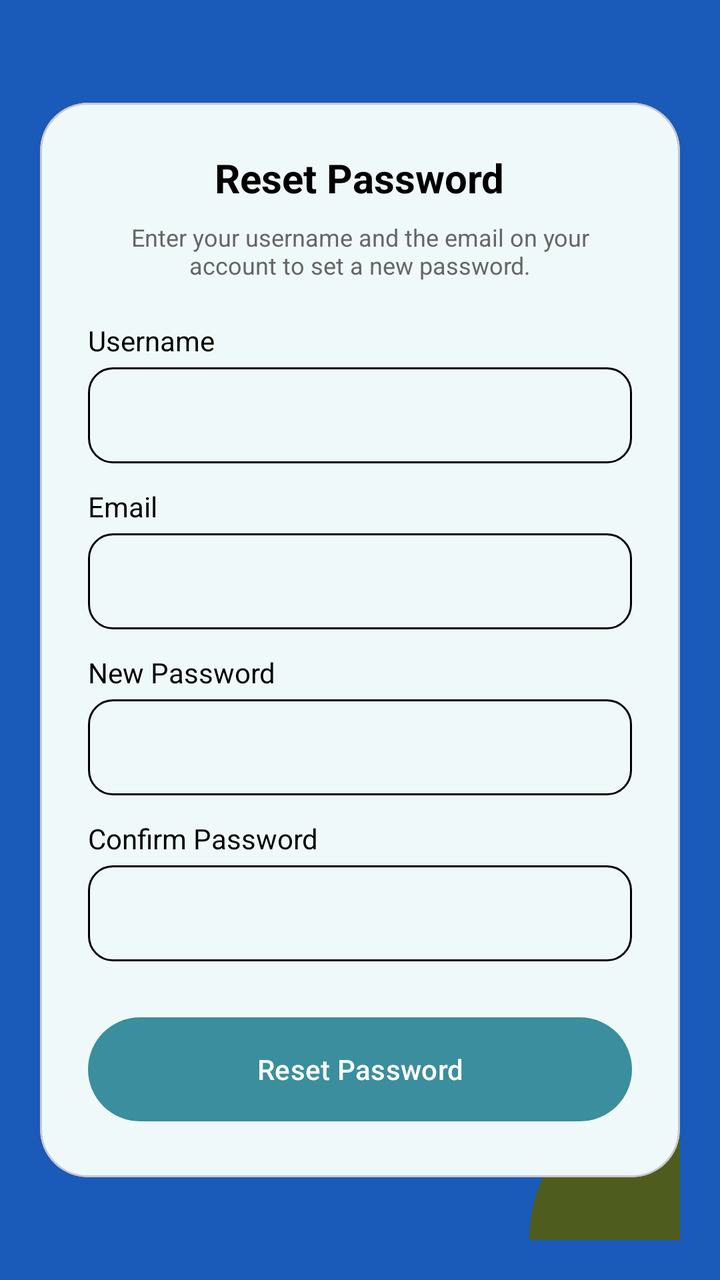
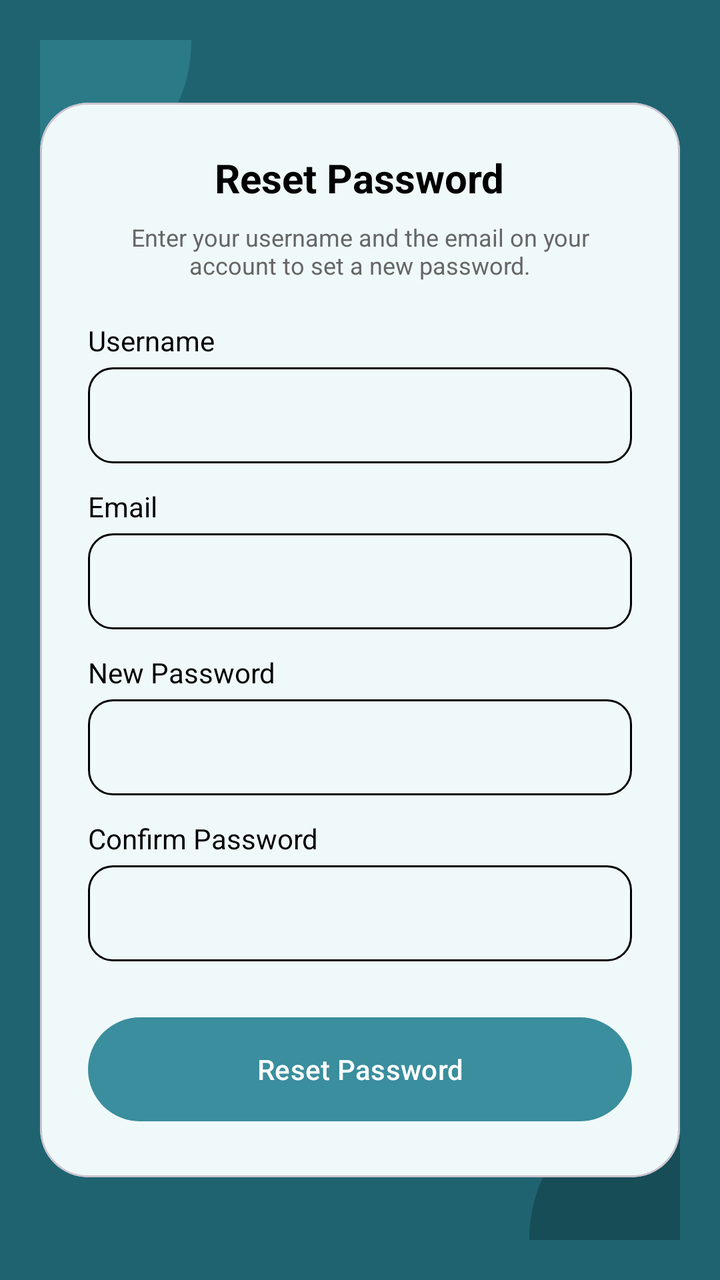

The first picture is an Android layout as it rendered before a commit; the second is the same layout after the commit. The layout source and the unified diff follow.
<!-- AndroidManifest.xml: application theme Theme.PharmaFind -->
<!-- res/layout/dialog_reset_password.xml -->
<?xml version="1.0" encoding="utf-8"?>
<androidx.constraintlayout.widget.ConstraintLayout xmlns:android="http://schemas.android.com/apk/res/android"
    xmlns:app="http://schemas.android.com/apk/res-auto"
    android:layout_width="match_parent"
    android:layout_height="wrap_content"
    android:background="@color/primary_dark"
    android:padding="20dp">

    
    <View
        android:layout_width="150dp"
        android:layout_height="150dp"
        android:background="@drawable/circle_background"
        android:backgroundTint="#1A5AB8"
        android:layout_marginTop="-75dp"
        android:layout_marginStart="-75dp"
        app:layout_constraintTop_toTopOf="parent"
        app:layout_constraintStart_toStartOf="parent" />

    <View
        android:layout_width="150dp"
        android:layout_height="150dp"
        android:background="@drawable/circle_background"
        android:backgroundTint="#4E5D1E"
        android:layout_marginBottom="-75dp"
        android:layout_marginEnd="-75dp"
        app:layout_constraintBottom_toBottomOf="parent"
        app:layout_constraintEnd_toEndOf="parent" />

    <com.google.android.material.card.MaterialCardView
        android:layout_width="match_parent"
        android:layout_height="wrap_content"
        app:cardCornerRadius="24dp"
        app:cardElevation="0dp"
        app:cardBackgroundColor="#F0F9F9"
        app:layout_constraintTop_toTopOf="parent"
        app:layout_constraintBottom_toBottomOf="parent"
        app:layout_constrainedHeight="true">

        <ScrollView
            android:layout_width="match_parent"
            android:layout_height="wrap_content">

            <LinearLayout
                android:layout_width="match_parent"
                android:layout_height="wrap_content"
                android:orientation="vertical"
                android:padding="24dp">

                <TextView
                    android:id="@+id/tvResetTitle"
                    android:layout_width="wrap_content"
                    android:layout_height="wrap_content"
                    android:layout_gravity="center"
                    android:text="Reset Password"
                    android:textColor="@color/black"
                    android:textSize="20sp"
                    android:textStyle="bold"
                    android:layout_marginBottom="8dp" />

                <TextView
                    android:layout_width="match_parent"
                    android:layout_height="wrap_content"
                    android:gravity="center"
                    android:text="Enter your username and the email on your account to set a new password."
                    android:textColor="@color/text_gray"
                    android:textSize="12sp"
                    android:layout_marginBottom="20dp" />

                <TextView
                    android:layout_width="wrap_content"
                    android:layout_height="wrap_content"
                    android:text="@string/username"
                    android:textColor="@color/black"
                    android:textSize="14sp" />

                <EditText
                    android:id="@+id/etResetUsername"
                    android:layout_width="match_parent"
                    android:layout_height="48dp"
                    android:layout_marginTop="4dp"
                    android:layout_marginBottom="12dp"
                    android:background="@drawable/edittext_background"
                    android:paddingHorizontal="12dp"
                    android:textColor="@color/black"
                    android:inputType="text" />

                <TextView
                    android:layout_width="wrap_content"
                    android:layout_height="wrap_content"
                    android:text="@string/email"
                    android:textColor="@color/black"
                    android:textSize="14sp" />

                <EditText
                    android:id="@+id/etResetEmail"
                    android:layout_width="match_parent"
                    android:layout_height="48dp"
                    android:layout_marginTop="4dp"
                    android:layout_marginBottom="12dp"
                    android:background="@drawable/edittext_background"
                    android:paddingHorizontal="12dp"
                    android:textColor="@color/black"
                    android:inputType="textEmailAddress" />

                <TextView
                    android:layout_width="wrap_content"
                    android:layout_height="wrap_content"
                    android:text="New Password"
                    android:textColor="@color/black"
                    android:textSize="14sp" />

                <EditText
                    android:id="@+id/etResetNewPassword"
                    android:layout_width="match_parent"
                    android:layout_height="48dp"
                    android:layout_marginTop="4dp"
                    android:layout_marginBottom="12dp"
                    android:background="@drawable/edittext_background"
                    android:paddingHorizontal="12dp"
                    android:textColor="@color/black"
                    android:inputType="textPassword" />

                <TextView
                    android:layout_width="wrap_content"
                    android:layout_height="wrap_content"
                    android:text="@string/confirm_password"
                    android:textColor="@color/black"
                    android:textSize="14sp" />

                <EditText
                    android:id="@+id/etResetConfirmPassword"
                    android:layout_width="match_parent"
                    android:layout_height="48dp"
                    android:layout_marginTop="4dp"
                    android:layout_marginBottom="24dp"
                    android:background="@drawable/edittext_background"
                    android:paddingHorizontal="12dp"
                    android:textColor="@color/black"
                    android:inputType="textPassword" />

                <com.google.android.material.button.MaterialButton
                    android:id="@+id/btnSubmitReset"
                    android:layout_width="match_parent"
                    android:layout_height="60dp"
                    android:text="Reset Password"
                    android:textAllCaps="false"
                    app:cornerRadius="30dp"
                    app:backgroundTint="@color/primary_teal" />

            </LinearLayout>
        </ScrollView>
    </com.google.android.material.card.MaterialCardView>

</androidx.constraintlayout.widget.ConstraintLayout>
<!-- resources referenced by this layout -->
<resources>
  <color name="black">#FF000000</color>
  <color name="primary_dark">#1A5AB8</color>
  <color name="primary_teal">#3A8E9D</color>
  <color name="text_gray">#666666</color>
  <!-- drawable circle_background (drawable) -->
  <?xml version="1.0" encoding="utf-8"?>
  <shape xmlns:android="http://schemas.android.com/apk/res/android"
      android:shape="oval">
      <solid android:color="#A0D8D8" />
  </shape>
  <!-- drawable edittext_background (drawable) -->
  <?xml version="1.0" encoding="utf-8"?>
  <shape xmlns:android="http://schemas.android.com/apk/res/android">
      <corners android:radius="12dp" />
      <stroke android:width="1dp" android:color="#000000" />
      <solid android:color="@android:color/transparent" />
  </shape>
  <string name="confirm_password">Confirm Password</string>
  <string name="email">Email</string>
  <string name="username">Username</string>
  <style name="Theme.PharmaFind" parent="Base.Theme.PharmaFind" />
  <style name="Base.Theme.PharmaFind" parent="Theme.Material3.DayNight.NoActionBar">
          
          
      </style>
</resources>

<!-- the commit's change to res/layout/dialog_reset_password.xml (unified diff, before → after) -->
@@ -11,7 +11,7 @@
         android:layout_width="150dp"
         android:layout_height="150dp"
         android:background="@drawable/circle_background"
-        android:backgroundTint="#1A5AB8"
+        android:backgroundTint="@color/decor_circle_light"
         android:layout_marginTop="-75dp"
         android:layout_marginStart="-75dp"
         app:layout_constraintTop_toTopOf="parent"
@@ -21,7 +21,7 @@
         android:layout_width="150dp"
         android:layout_height="150dp"
         android:background="@drawable/circle_background"
-        android:backgroundTint="#4E5D1E"
+        android:backgroundTint="@color/decor_circle_dark"
         android:layout_marginBottom="-75dp"
         android:layout_marginEnd="-75dp"
         app:layout_constraintBottom_toBottomOf="parent"
<!-- resource entries referenced after the edit -->
@@ -1,7 +1,9 @@
 <!-- resources referenced by this layout -->
 <resources>
   <color name="black">#FF000000</color>
-  <color name="primary_dark">#1A5AB8</color>
+  <color name="decor_circle_dark">#174D57</color>
+  <color name="decor_circle_light">#2B7A87</color>
+  <color name="primary_dark">#1F6371</color>
   <color name="primary_teal">#3A8E9D</color>
   <color name="text_gray">#666666</color>
   <!-- drawable circle_background (drawable) -->
@@ -20,10 +22,21 @@
   <string name="confirm_password">Confirm Password</string>
   <string name="email">Email</string>
   <string name="username">Username</string>
-  <style name="Theme.PharmaFind" parent="Base.Theme.PharmaFind" />
+  <style name="Theme.PharmaFind" parent="Base.Theme.PharmaFind">
+          <item name="colorPrimary">@color/primary_teal</item>
+          <item name="colorOnPrimary">@color/white</item>
+          <item name="colorPrimaryContainer">@color/teal_container</item>
+          <item name="colorOnPrimaryContainer">@color/primary_dark</item>
+          <item name="colorSecondary">@color/primary_teal</item>
+          <item name="colorOnSecondary">@color/white</item>
+          <item name="colorSecondaryContainer">@color/teal_container</item>
+          <item name="colorOnSecondaryContainer">@color/primary_dark</item>
+      </style>
   <style name="Base.Theme.PharmaFind" parent="Theme.Material3.DayNight.NoActionBar">
           
           
       </style>
+  <color name="white">#FFFFFFFF</color>
+  <color name="teal_container">#D6EEF1</color>
 </resources>
 
